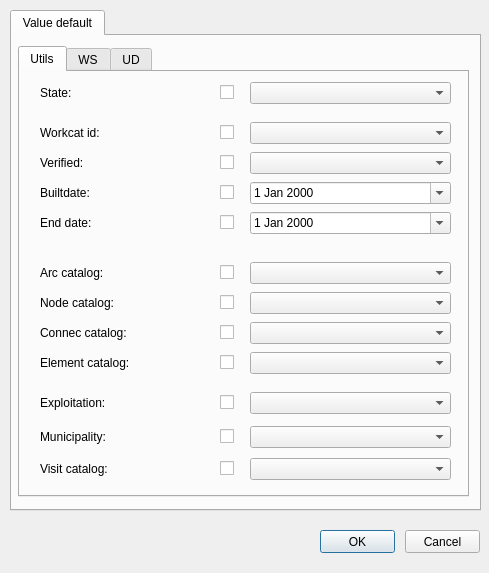
Above: ui/config_edit.ui from Giswater/giswater_qgis_plugin before the change. Below: the same form after it.
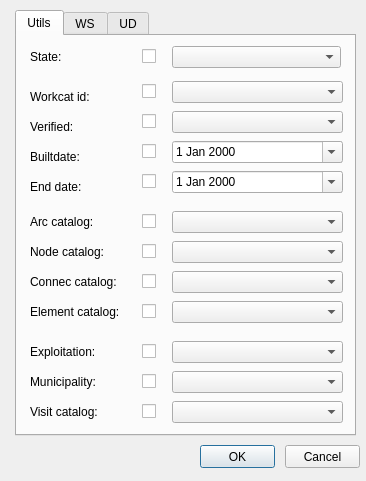
That is the form after the change.

Commit message: Re-style config_edit form

Diff of the .ui file:
```diff
--- a/ui/config_edit.ui
+++ b/ui/config_edit.ui
@@ -6,8 +6,8 @@
    <rect>
     <x>0</x>
     <y>0</y>
-    <width>489</width>
-    <height>573</height>
+    <width>366</width>
+    <height>481</height>
    </rect>
   </property>
   <property name="windowTitle">
@@ -16,8 +16,8 @@
   <widget class="QPushButton" name="btn_accept">
    <property name="geometry">
     <rect>
-     <x>320</x>
-     <y>530</y>
+     <x>200</x>
+     <y>445</y>
      <width>75</width>
      <height>23</height>
     </rect>
@@ -29,8 +29,8 @@
   <widget class="QPushButton" name="btn_cancel">
    <property name="geometry">
     <rect>
-     <x>405</x>
-     <y>530</y>
+     <x>285</x>
+     <y>445</y>
      <width>75</width>
      <height>23</height>
     </rect>
@@ -39,29 +39,13 @@
     <string>Cancel</string>
    </property>
   </widget>
-  <widget class="QTabWidget" name="tab_main">
-   <property name="geometry">
-    <rect>
-     <x>10</x>
-     <y>10</y>
-     <width>471</width>
-     <height>501</height>
-    </rect>
-   </property>
-   <property name="currentIndex">
-    <number>0</number>
-   </property>
-   <widget class="QWidget" name="tab_6">
-    <attribute name="title">
-     <string>Value default</string>
-    </attribute>
     <widget class="QTabWidget" name="tab_config">
      <property name="geometry">
       <rect>
-       <x>6</x>
+     <x>15</x>
        <y>10</y>
-       <width>451</width>
-       <height>451</height>
+     <width>341</width>
+     <height>426</height>
       </rect>
      </property>
      <property name="currentIndex">
@@ -74,7 +58,7 @@
       <widget class="QLabel" name="label_workcat_id">
        <property name="geometry">
         <rect>
-         <x>20</x>
+       <x>13</x>
          <y>50</y>
          <width>141</width>
          <height>22</height>
@@ -110,8 +94,8 @@
       <widget class="QLabel" name="label_arccat_vdefault">
        <property name="geometry">
         <rect>
-         <x>20</x>
-         <y>190</y>
+       <x>13</x>
+       <y>175</y>
          <width>141</width>
          <height>22</height>
         </rect>
@@ -146,8 +130,8 @@
       <widget class="QCheckBox" name="chk_arccat_vdefault">
        <property name="geometry">
         <rect>
-         <x>200</x>
-         <y>190</y>
+       <x>125</x>
+       <y>175</y>
          <width>20</width>
          <height>21</height>
         </rect>
@@ -159,9 +143,9 @@
       <widget class="QDateEdit" name="builtdate_vdefault">
        <property name="geometry">
         <rect>
-         <x>230</x>
-         <y>110</y>
-         <width>201</width>
+       <x>155</x>
+       <y>105</y>
+       <width>171</width>
          <height>22</height>
         </rect>
        </property>
@@ -172,7 +156,7 @@
       <widget class="QLabel" name="label_verified_vdefault">
        <property name="geometry">
         <rect>
-         <x>20</x>
+       <x>13</x>
          <y>80</y>
          <width>141</width>
          <height>22</height>
@@ -208,7 +192,7 @@
       <widget class="QLabel" name="label_builtdate">
        <property name="geometry">
         <rect>
-         <x>20</x>
+       <x>13</x>
          <y>110</y>
          <width>141</width>
          <height>22</height>
@@ -244,9 +228,9 @@
       <widget class="QComboBox" name="workcat_vdefault">
        <property name="geometry">
         <rect>
-         <x>230</x>
-         <y>50</y>
-         <width>201</width>
+       <x>155</x>
+       <y>45</y>
+       <width>171</width>
          <height>22</height>
         </rect>
        </property>
@@ -254,9 +238,9 @@
       <widget class="QComboBox" name="state_vdefault">
        <property name="geometry">
         <rect>
-         <x>230</x>
+       <x>155</x>
          <y>10</y>
-         <width>201</width>
+       <width>169</width>
          <height>22</height>
         </rect>
        </property>
@@ -264,8 +248,8 @@
       <widget class="QCheckBox" name="chk_workcat_vdefault">
        <property name="geometry">
         <rect>
-         <x>200</x>
-         <y>50</y>
+       <x>125</x>
+       <y>45</y>
          <width>20</width>
          <height>21</height>
         </rect>
@@ -277,8 +261,8 @@
       <widget class="QCheckBox" name="chk_connecat_vdefault">
        <property name="geometry">
         <rect>
-         <x>200</x>
-         <y>250</y>
+       <x>125</x>
+       <y>235</y>
          <width>20</width>
          <height>21</height>
         </rect>
@@ -290,9 +274,9 @@
       <widget class="QComboBox" name="connecat_vdefault">
        <property name="geometry">
         <rect>
-         <x>230</x>
-         <y>250</y>
-         <width>201</width>
+       <x>155</x>
+       <y>235</y>
+       <width>171</width>
          <height>22</height>
         </rect>
        </property>
@@ -300,7 +284,7 @@
       <widget class="QLabel" name="label_state">
        <property name="geometry">
         <rect>
-         <x>20</x>
+       <x>13</x>
          <y>10</y>
          <width>141</width>
          <height>22</height>
@@ -336,8 +320,8 @@
       <widget class="QCheckBox" name="chk_verified_vdefault">
        <property name="geometry">
         <rect>
-         <x>200</x>
-         <y>80</y>
+       <x>125</x>
+       <y>75</y>
          <width>20</width>
          <height>21</height>
         </rect>
@@ -349,7 +333,7 @@
       <widget class="QCheckBox" name="chk_state_vdefault">
        <property name="geometry">
         <rect>
-         <x>200</x>
+       <x>125</x>
          <y>10</y>
          <width>20</width>
          <height>21</height>
@@ -362,9 +346,9 @@
       <widget class="QComboBox" name="verified_vdefault">
        <property name="geometry">
         <rect>
-         <x>230</x>
-         <y>80</y>
-         <width>201</width>
+       <x>155</x>
+       <y>75</y>
+       <width>171</width>
          <height>22</height>
         </rect>
        </property>
@@ -372,8 +356,8 @@
       <widget class="QLabel" name="label_nodecat_vdefault">
        <property name="geometry">
         <rect>
-         <x>20</x>
-         <y>220</y>
+       <x>13</x>
+       <y>205</y>
          <width>141</width>
          <height>22</height>
         </rect>
@@ -408,8 +392,8 @@
       <widget class="QCheckBox" name="chk_builtdate_vdefault">
        <property name="geometry">
         <rect>
-         <x>200</x>
-         <y>110</y>
+       <x>125</x>
+       <y>105</y>
          <width>20</width>
          <height>21</height>
         </rect>
@@ -421,9 +405,9 @@
       <widget class="QComboBox" name="nodecat_vdefault">
        <property name="geometry">
         <rect>
-         <x>230</x>
-         <y>220</y>
-         <width>201</width>
+       <x>155</x>
+       <y>205</y>
+       <width>171</width>
          <height>22</height>
         </rect>
        </property>
@@ -431,8 +415,8 @@
       <widget class="QLabel" name="label_conneccat_vdefault">
        <property name="geometry">
         <rect>
-         <x>20</x>
-         <y>250</y>
+       <x>13</x>
+       <y>235</y>
          <width>141</width>
          <height>22</height>
         </rect>
@@ -467,8 +451,8 @@
       <widget class="QCheckBox" name="chk_nodecat_vdefault">
        <property name="geometry">
         <rect>
-         <x>200</x>
-         <y>220</y>
+       <x>125</x>
+       <y>205</y>
          <width>20</width>
          <height>21</height>
         </rect>
@@ -480,9 +464,9 @@
       <widget class="QComboBox" name="arccat_vdefault">
        <property name="geometry">
         <rect>
-         <x>230</x>
-         <y>190</y>
-         <width>201</width>
+       <x>155</x>
+       <y>175</y>
+       <width>171</width>
          <height>22</height>
         </rect>
        </property>
@@ -490,7 +474,7 @@
       <widget class="QLabel" name="label_enddate">
        <property name="geometry">
         <rect>
-         <x>20</x>
+       <x>13</x>
          <y>140</y>
          <width>141</width>
          <height>22</height>
@@ -526,9 +510,9 @@
       <widget class="QDateEdit" name="enddate_vdefault">
        <property name="geometry">
         <rect>
-         <x>230</x>
-         <y>140</y>
-         <width>201</width>
+       <x>155</x>
+       <y>135</y>
+       <width>171</width>
          <height>22</height>
         </rect>
        </property>
@@ -539,8 +523,8 @@
       <widget class="QCheckBox" name="chk_enddate_vdefault">
        <property name="geometry">
         <rect>
-         <x>200</x>
-         <y>140</y>
+       <x>125</x>
+       <y>135</y>
          <width>20</width>
          <height>21</height>
         </rect>
@@ -552,8 +536,8 @@
       <widget class="QCheckBox" name="chk_exploitation_vdefault">
        <property name="geometry">
         <rect>
-         <x>200</x>
-         <y>320</y>
+       <x>125</x>
+       <y>305</y>
          <width>20</width>
          <height>21</height>
         </rect>
@@ -565,8 +549,8 @@
       <widget class="QLabel" name="label_exploitation_id">
        <property name="geometry">
         <rect>
-         <x>20</x>
-         <y>320</y>
+       <x>13</x>
+       <y>305</y>
          <width>141</width>
          <height>22</height>
         </rect>
@@ -601,9 +585,9 @@
       <widget class="QComboBox" name="elementcat_vdefault">
        <property name="geometry">
         <rect>
-         <x>230</x>
-         <y>280</y>
-         <width>201</width>
+       <x>155</x>
+       <y>265</y>
+       <width>171</width>
          <height>22</height>
         </rect>
        </property>
@@ -611,8 +595,8 @@
       <widget class="QCheckBox" name="chk_elementcat_vdefault">
        <property name="geometry">
         <rect>
-         <x>200</x>
-         <y>280</y>
+       <x>125</x>
+       <y>265</y>
          <width>20</width>
          <height>21</height>
         </rect>
@@ -624,9 +608,9 @@
       <widget class="QComboBox" name="exploitation_vdefault">
        <property name="geometry">
         <rect>
-         <x>230</x>
-         <y>320</y>
-         <width>201</width>
+       <x>155</x>
+       <y>305</y>
+       <width>171</width>
          <height>22</height>
         </rect>
        </property>
@@ -634,8 +618,8 @@
       <widget class="QLabel" name="label_elementcat_id">
        <property name="geometry">
         <rect>
-         <x>20</x>
-         <y>280</y>
+       <x>13</x>
+       <y>265</y>
          <width>141</width>
          <height>22</height>
         </rect>
@@ -670,9 +654,9 @@
       <widget class="QComboBox" name="municipality_vdefault">
        <property name="geometry">
         <rect>
-         <x>230</x>
-         <y>354</y>
-         <width>201</width>
+       <x>155</x>
+       <y>335</y>
+       <width>171</width>
          <height>22</height>
         </rect>
        </property>
@@ -680,8 +664,8 @@
       <widget class="QLabel" name="label_municipality_id">
        <property name="geometry">
         <rect>
-         <x>20</x>
-         <y>354</y>
+       <x>13</x>
+       <y>335</y>
          <width>141</width>
          <height>22</height>
         </rect>
@@ -716,8 +700,8 @@
       <widget class="QCheckBox" name="chk_municipality_vdefault">
        <property name="geometry">
         <rect>
-         <x>200</x>
-         <y>354</y>
+       <x>125</x>
+       <y>335</y>
          <width>20</width>
          <height>21</height>
         </rect>
@@ -729,8 +713,8 @@
       <widget class="QLabel" name="label_visitcat">
        <property name="geometry">
         <rect>
-         <x>20</x>
-         <y>386</y>
+       <x>13</x>
+       <y>365</y>
          <width>141</width>
          <height>22</height>
         </rect>
@@ -765,8 +749,8 @@
       <widget class="QCheckBox" name="chk_visitcat_vdefault">
        <property name="geometry">
         <rect>
-         <x>200</x>
-         <y>386</y>
+       <x>125</x>
+       <y>365</y>
          <width>20</width>
          <height>21</height>
         </rect>
@@ -778,9 +762,9 @@
       <widget class="QComboBox" name="visitcat_vdefault">
        <property name="geometry">
         <rect>
-         <x>230</x>
-         <y>386</y>
-         <width>201</width>
+       <x>155</x>
+       <y>365</y>
+       <width>171</width>
          <height>22</height>
         </rect>
        </property>
@@ -798,9 +782,9 @@
       <widget class="QComboBox" name="nodetype_vdefault">
        <property name="geometry">
         <rect>
-         <x>220</x>
+       <x>155</x>
          <y>20</y>
-         <width>201</width>
+       <width>169</width>
          <height>22</height>
         </rect>
        </property>
@@ -844,7 +828,7 @@
       <widget class="QCheckBox" name="chk_nodetype_vdefault">
        <property name="geometry">
         <rect>
-         <x>190</x>
+       <x>125</x>
          <y>20</y>
          <width>20</width>
          <height>21</height>
@@ -893,9 +877,9 @@
       <widget class="QComboBox" name="arctype_vdefault">
        <property name="geometry">
         <rect>
-         <x>220</x>
+       <x>155</x>
          <y>50</y>
-         <width>201</width>
+       <width>169</width>
          <height>22</height>
         </rect>
        </property>
@@ -903,7 +887,7 @@
       <widget class="QCheckBox" name="chk_arctype_vdefault">
        <property name="geometry">
         <rect>
-         <x>190</x>
+       <x>125</x>
          <y>50</y>
          <width>16</width>
          <height>21</height>
@@ -952,9 +936,9 @@
       <widget class="QComboBox" name="connectype_vdefault">
        <property name="geometry">
         <rect>
-         <x>220</x>
+       <x>155</x>
          <y>80</y>
-         <width>201</width>
+       <width>169</width>
          <height>22</height>
         </rect>
        </property>
@@ -962,7 +946,7 @@
       <widget class="QCheckBox" name="chk_connectype_vdefault">
        <property name="geometry">
         <rect>
-         <x>190</x>
+       <x>125</x>
          <y>80</y>
          <width>16</width>
          <height>21</height>
@@ -971,8 +955,6 @@
        <property name="text">
         <string>Arc Type</string>
        </property>
-      </widget>
-     </widget>
     </widget>
    </widget>
   </widget>
```
Left out of the diff: 1 changed line with no effect on the pictures. Lines whose indentation alone changed are shown as unchanged.
